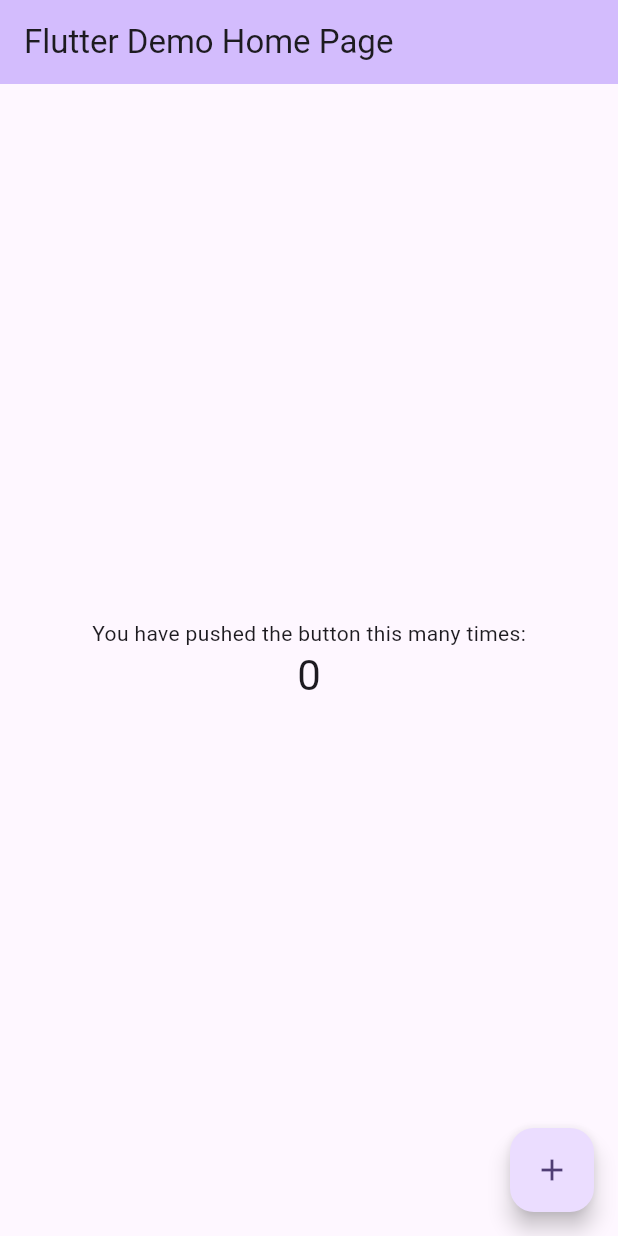
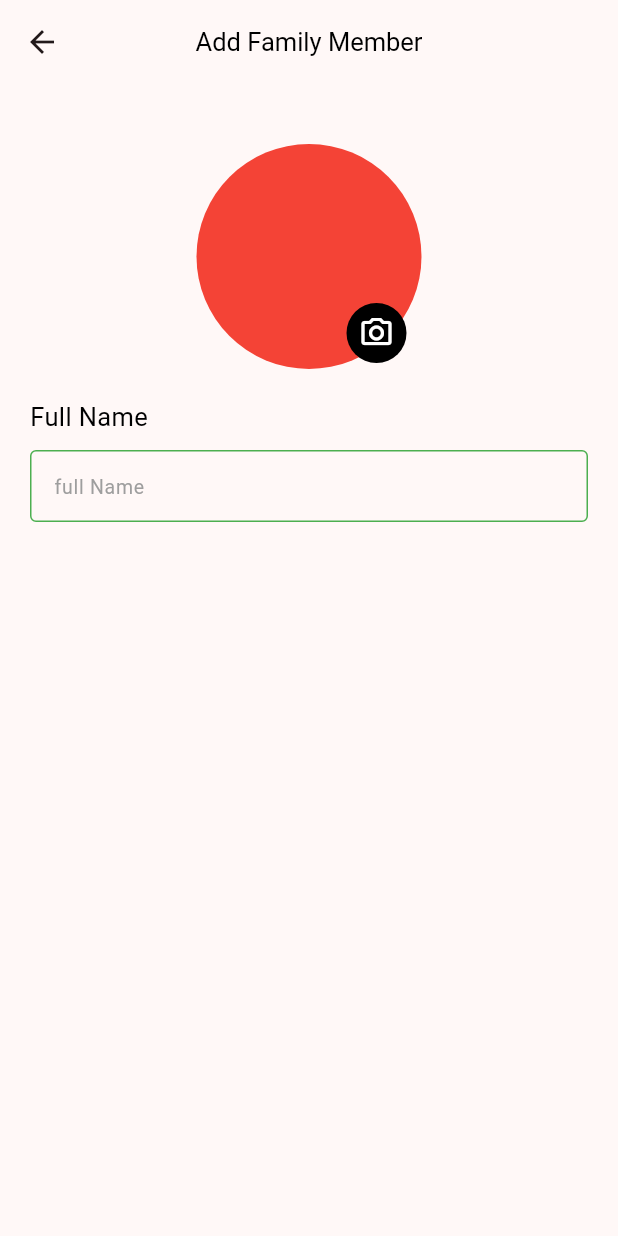
Before and after one commit to ahm-ahm/treatment_app, a Flutter app: the screen it shows after launch, on a phone screen of 412 x 824 dp. Run offline on Flutter 3.47's test engine with Material 3 defaults, Android fonts, the phone set to English and light mode, and no system bars.

Commit message:
adding customization in custom widgets

```diff
--- /dev/null
+++ b/lib/features/profile/add_member_screen.dart
@@ -0,0 +1,65 @@
+import 'package:flutter/material.dart';
+import 'package:treatment_app/widgets/custom_text.dart';
+import 'package:treatment_app/widgets/custom_text_field.dart';
+
+import '../../widgets/pop.dart';
+
+class AddMemberScreen extends StatelessWidget {
+  const AddMemberScreen({super.key});
+
+  @override
+  Widget build(BuildContext context) {
+    return Scaffold(
+        appBar: AppBar(
+          centerTitle: true,
+          leading: BackButton(
+            onPressed: () => pop(context),
+          ),
+          elevation: 0.0,
+          title: const CustomText(
+            text: 'Add Family Member',
+          ),
+        ),
+        body: SingleChildScrollView(
+          padding: const EdgeInsets.all(20.0),
+          child: Column(
+            crossAxisAlignment: CrossAxisAlignment.start,
+            children: [
+              const SizedBox(height: 20.0),
+              Center(
+                child: Container(
+                  padding: const EdgeInsets.only(right: 10.0, bottom: 4.0),
+                  height: 150,
+                  width: 150,
+                  decoration: const BoxDecoration(
+                      color: Colors.red, shape: BoxShape.circle),
+                  child: Stack(
+                    alignment: Alignment.bottomRight,
+                    children: [
+                      Container(
+                        alignment: Alignment.center,
+                        height: 40,
+                        width: 40,
+                        decoration: const BoxDecoration(
+                            color: Colors.black, shape: BoxShape.circle),
+                        child: IconButton(
+                          onPressed: () {},
+                          icon: const Icon(Icons.camera_alt_outlined),
+                          color: Colors.white,
+                        ),
+                      ),
+                    ],
+                  ),
+                ),
+              ),
+              const SizedBox(height: 20.0),
+              const CustomText(text: 'Full Name'),
+              const SizedBox(height: 10.0),
+              CustomTextField(
+                hintText: 'full Name',
+              )
+            ],
+          ),
+        ));
+  }
+}
--- a/lib/main.dart
+++ b/lib/main.dart
@@ -1,4 +1,5 @@
 import 'package:flutter/material.dart';
+import 'package:treatment_app/features/profile/add_member_screen.dart';
 
 void main() {
   runApp(const MyApp());
@@ -11,115 +12,13 @@ class MyApp extends StatelessWidget {
   @override
   Widget build(BuildContext context) {
     return MaterialApp(
-      title: 'Flutter Demo',
+      title: 'Treatment App',
+      debugShowCheckedModeBanner: false,
       theme: ThemeData(
-        // This is the theme of your application.
-        //
-        // TRY THIS: Try running your application with "flutter run". You'll see
-        // the application has a blue toolbar. Then, without quitting the app,
-        // try changing the seedColor in the colorScheme below to Colors.green
-        // and then invoke "hot reload" (save your changes or press the "hot
-        // reload" button in a Flutter-supported IDE, or press "r" if you used
-        // the command line to start the app).
-        //
-        // Notice that the counter didn't reset back to zero; the application
-        // state is not lost during the reload. To reset the state, use hot
-        // restart instead.
-        //
-        // This works for code too, not just values: Most code changes can be
-        // tested with just a hot reload.
-        colorScheme: ColorScheme.fromSeed(seedColor: Colors.deepPurple),
+        colorScheme: ColorScheme.fromSeed(seedColor: Colors.pink),
         useMaterial3: true,
       ),
-      home: const MyHomePage(title: 'Flutter Demo Home Page'),
+      home: const AddMemberScreen(),
     );
   }
 }
-
-class MyHomePage extends StatefulWidget {
-  const MyHomePage({super.key, required this.title});
-
-  // This widget is the home page of your application. It is stateful, meaning
-  // that it has a State object (defined below) that contains fields that affect
-  // how it looks.
-
-  // This class is the configuration for the state. It holds the values (in this
-  // case the title) provided by the parent (in this case the App widget) and
-  // used by the build method of the State. Fields in a Widget subclass are
-  // always marked "final".
-
-  final String title;
-
-  @override
-  State<MyHomePage> createState() => _MyHomePageState();
-}
-
-class _MyHomePageState extends State<MyHomePage> {
-  int _counter = 0;
-
-  void _incrementCounter() {
-    setState(() {
-      // This call to setState tells the Flutter framework that something has
-      // changed in this State, which causes it to rerun the build method below
-      // so that the display can reflect the updated values. If we changed
-      // _counter without calling setState(), then the build method would not be
-      // called again, and so nothing would appear to happen.
-      _counter++;
-    });
-  }
-
-  @override
-  Widget build(BuildContext context) {
-    // This method is rerun every time setState is called, for instance as done
-    // by the _incrementCounter method above.
-    //
-    // The Flutter framework has been optimized to make rerunning build methods
-    // fast, so that you can just rebuild anything that needs updating rather
-    // than having to individually change instances of widgets.
-    return Scaffold(
-      appBar: AppBar(
-        // TRY THIS: Try changing the color here to a specific color (to
-        // Colors.amber, perhaps?) and trigger a hot reload to see the AppBar
-        // change color while the other colors stay the same.
-        backgroundColor: Theme.of(context).colorScheme.inversePrimary,
-        // Here we take the value from the MyHomePage object that was created by
-        // the App.build method, and use it to set our appbar title.
-        title: Text(widget.title),
-      ),
-      body: Center(
-        // Center is a layout widget. It takes a single child and positions it
-        // in the middle of the parent.
-        child: Column(
-          // Column is also a layout widget. It takes a list of children and
-          // arranges them vertically. By default, it sizes itself to fit its
-          // children horizontally, and tries to be as tall as its parent.
-          //
-          // Column has various properties to control how it sizes itself and
-          // how it positions its children. Here we use mainAxisAlignment to
-          // center the children vertically; the main axis here is the vertical
-          // axis because Columns are vertical (the cross axis would be
-          // horizontal).
-          //
-          // TRY THIS: Invoke "debug painting" (choose the "Toggle Debug Paint"
-          // action in the IDE, or press "p" in the console), to see the
-          // wireframe for each widget.
-          mainAxisAlignment: MainAxisAlignment.center,
-          children: <Widget>[
-            const Text(
-              'You have pushed the button this many times:',
-            ),
-            Text(
-              '$_counter',
-              style: Theme.of(context).textTheme.headlineMedium,
-            ),
-          ],
-        ),
-      ),
-      floatingActionButton: FloatingActionButton(
-        onPressed: _incrementCounter,
-        tooltip: 'Increment',
-        child: const Icon(Icons.add),
-      ), // This trailing comma makes auto-formatting nicer for build methods.
-    );
-  }
-}
--- a/lib/widgets/custom_text_field.dart
+++ b/lib/widgets/custom_text_field.dart
@@ -6,8 +6,8 @@ import '../utils/app_colors.dart';
 class CustomTextField extends StatelessWidget {
   const CustomTextField(
       {Key? key,
-      required this.hintText,
-      required this.controller,
+      this.hintText,
+      this.controller,
       this.onTap,
       this.obscureText = false,
       this.enabled = true,
@@ -26,8 +26,8 @@ class CustomTextField extends StatelessWidget {
       this.edgeInsets})
       : super(key: key);
 
-  final String hintText;
-  final TextEditingController controller;
+  final String? hintText;
+  final TextEditingController? controller;
   final bool obscureText;
   final bool enabled;
   final Function(String)? onChanged;
@@ -47,10 +47,7 @@ class CustomTextField extends StatelessWidget {
 
   @override
   Widget build(BuildContext context) {
-    return Padding(
-      padding:
-          edgeInsets ?? const EdgeInsets.symmetric(horizontal: 50, vertical: 3),
-      child: TextFormField(
+    return TextFormField(
       onTap: onTap,
       validator: validator,
       controller: controller,
@@ -68,14 +65,13 @@ class CustomTextField extends StatelessWidget {
         counterText: '',
         suffixIcon: suffixIcon,
         prefixIcon: prefixIcon,
-          label: FittedBox(
-              child: Text(
-            hintText,
+        label: Text(
+          hintText ?? '',
           style: const TextStyle(
             fontSize: 13.0,
             color: AppColors.lightGrey,
           ),
-          )),
+        ),
         border: _border,
         hintText: hintText,
         hintStyle: hintStyle ??
@@ -88,13 +84,12 @@ class CustomTextField extends StatelessWidget {
         filled: filled,
         fillColor: fillColor,
       ),
-      ),
     );
   }
 
-  get _focusBorder => const OutlineInputBorder(
-      borderSide: BorderSide(color: AppColors.lightGrey));
+  get _focusBorder =>
+      const OutlineInputBorder(borderSide: BorderSide(color: Colors.green));
 
-  get _border => const OutlineInputBorder(
-      borderSide: BorderSide(color: AppColors.lightGrey));
+  get _border =>
+      const OutlineInputBorder(borderSide: BorderSide(color: Colors.green));
 }
--- /dev/null
+++ b/lib/widgets/pop.dart
@@ -0,0 +1,5 @@
+import 'package:flutter/cupertino.dart';
+
+void pop(BuildContext context, [arg]) {
+  Navigator.pop(context, arg);
+}
```
Also changed, not shown: lib/widgets/custom_drop_down_button.dart (added, +83 -0 lines). Lines whose indentation alone changed are shown as unchanged.
